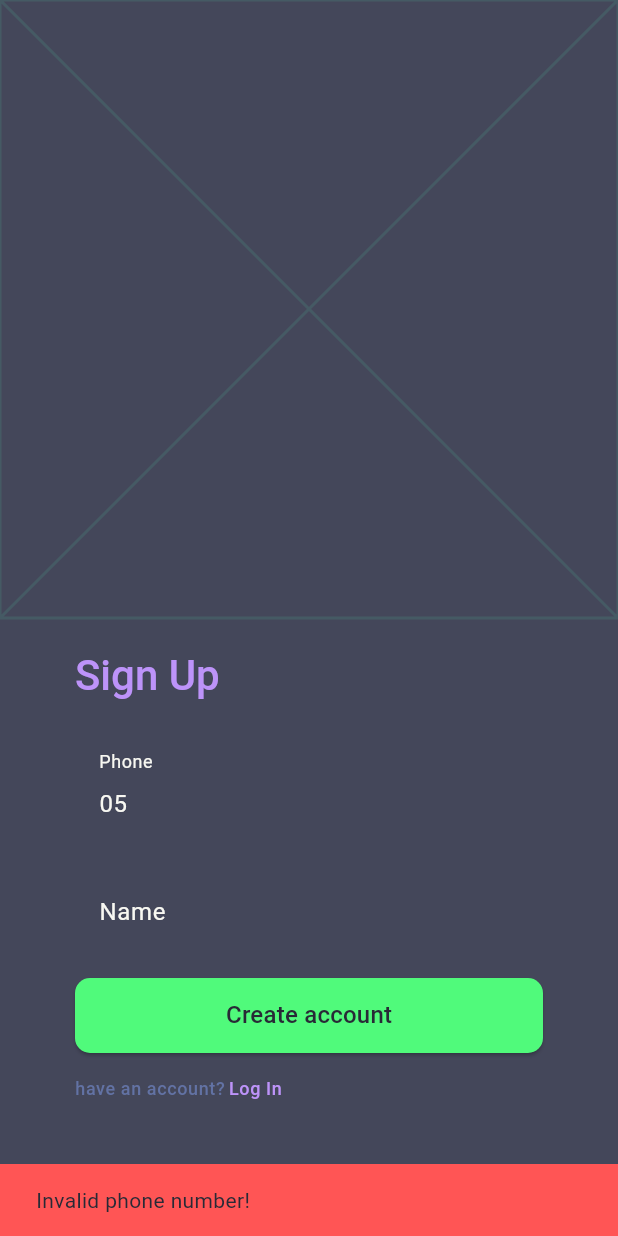
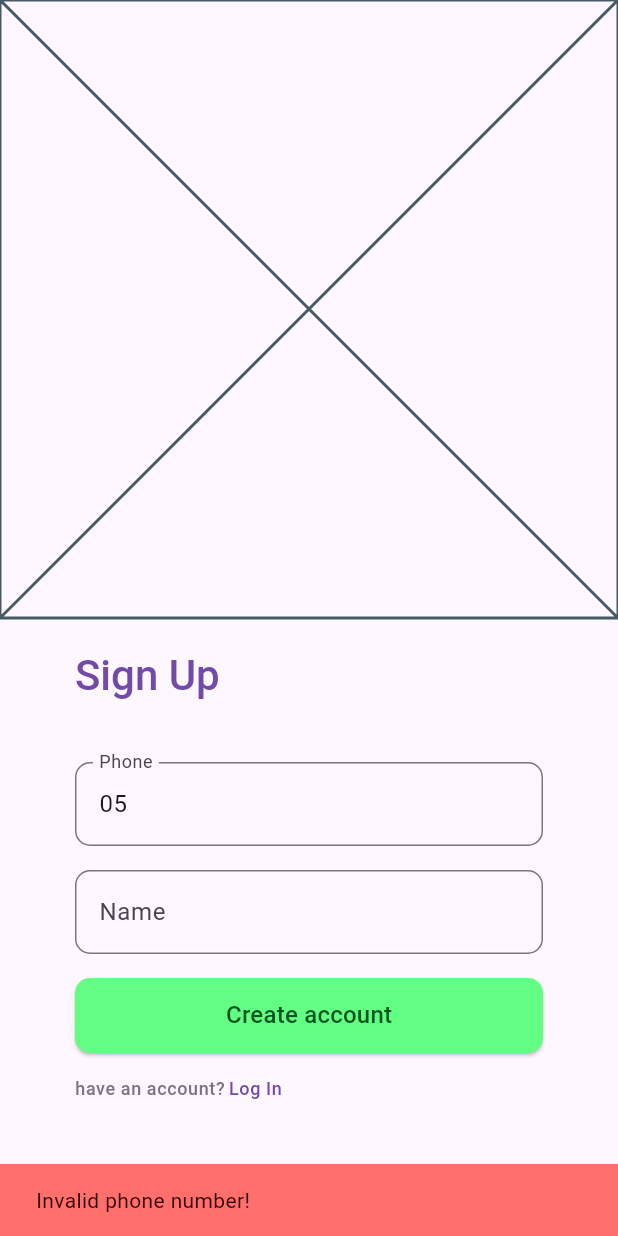
Before and after one commit to SimBoi/supreme-octo-eureka, a Flutter app: the screen it shows after launch, after a tap on "Create account", on a phone screen of 412 x 824 dp. Run offline on Flutter 3.47's test engine with Material 3 defaults, Android fonts, the phone set to English and light mode, and no system bars; our stand-ins replace gap, shared_preferences; missing offline and left inert: flutter_timer_countdown, omni_datetime_picker; accounts and stored records are empty.

Commit message:
color scheme + home page theming

```diff
--- a/lib/app_state.dart
+++ b/lib/app_state.dart
@@ -132,10 +132,10 @@ class AppState extends ChangeNotifier {
         content: Text(
           errorMsg,
           style: TextStyle(
-            color: themeData.colorScheme.onError,
+            color: themeData.colorScheme.onErrorContainer,
           ),
         ),
-        backgroundColor: themeData.colorScheme.error,
+        backgroundColor: themeData.colorScheme.errorContainer,
       ),
     );
   }
--- a/lib/authentication/login.dart
+++ b/lib/authentication/login.dart
@@ -72,8 +72,8 @@ class LoginPage extends StatelessWidget {
                   child: ElevatedButton(
                     onPressed: () => _onLoginButtonPressed(context, appState),
                     style: ElevatedButton.styleFrom(
-                      backgroundColor: theme.colorScheme.secondary,
-                      foregroundColor: theme.colorScheme.onSecondary,
+                      backgroundColor: theme.colorScheme.secondaryContainer,
+                      foregroundColor: theme.colorScheme.onSecondaryContainer,
                       shape: const RoundedRectangleBorder(
                         borderRadius: BorderRadius.all(Radius.circular(10)),
                       ),
@@ -81,7 +81,7 @@ class LoginPage extends StatelessWidget {
                     child: Text(
                       'Login',
                       style: theme.textTheme.titleMedium?.copyWith(
-                        color: theme.colorScheme.onSecondary,
+                        color: theme.colorScheme.onSecondaryContainer,
                         fontWeight: FontWeight.w500,
                       ),
                     ),
@@ -93,7 +93,7 @@ class LoginPage extends StatelessWidget {
                     Text(
                       'Don’t have an account?',
                       style: theme.textTheme.bodySmall?.copyWith(
-                        color: theme.colorScheme.outlineVariant,
+                        color: theme.colorScheme.outline,
                         fontWeight: FontWeight.w500,
                       ),
                     ),
--- a/lib/authentication/sign_up.dart
+++ b/lib/authentication/sign_up.dart
@@ -104,8 +104,8 @@ class SingUpPage extends StatelessWidget {
                       }
                     },
                     style: ElevatedButton.styleFrom(
-                      backgroundColor: theme.colorScheme.secondary,
-                      foregroundColor: theme.colorScheme.onSecondary,
+                      backgroundColor: theme.colorScheme.secondaryContainer,
+                      foregroundColor: theme.colorScheme.onSecondaryContainer,
                       shape: const RoundedRectangleBorder(
                         borderRadius: BorderRadius.all(Radius.circular(10)),
                       ),
@@ -113,7 +113,7 @@ class SingUpPage extends StatelessWidget {
                     child: Text(
                       'Create account',
                       style: theme.textTheme.titleMedium?.copyWith(
-                        color: theme.colorScheme.onSecondary,
+                        color: theme.colorScheme.onSecondaryContainer,
                         fontWeight: FontWeight.w500,
                       ),
                     ),
@@ -125,7 +125,7 @@ class SingUpPage extends StatelessWidget {
                     Text(
                       'have an account?',
                       style: theme.textTheme.bodySmall?.copyWith(
-                        color: theme.colorScheme.outlineVariant,
+                        color: theme.colorScheme.outline,
                         fontWeight: FontWeight.w500,
                       ),
                     ),
--- a/lib/main.dart
+++ b/lib/main.dart
@@ -5,6 +5,7 @@ import 'package:supreme_octo_eureka/authentication/verify.dart';
 import 'package:supreme_octo_eureka/Customers/customers_root.dart';
 import 'package:flutter/material.dart';
 import 'package:provider/provider.dart';
+import 'package:supreme_octo_eureka/theme.dart';
 
 void main() {
   runApp(const MyApp());
@@ -18,40 +19,11 @@ class MyApp extends StatelessWidget {
     AppState appState = AppState();
     appState.navigatorKey = GlobalKey<NavigatorState>();
     appState.scaffoldMessengerKey = GlobalKey<ScaffoldMessengerState>();
-    // Dracula color scheme
-    appState.themeData = ThemeData.from(
-      colorScheme: const ColorScheme.dark(
-        primary: Color(0xFFBD93F9),
-        onPrimary: Color(0xFF282A36),
-        primaryContainer: Color(0xFF44475A),
-        onPrimaryContainer: Color(0xFFF8F8F2),
-        secondary: Color(0xFF50FA7B),
-        onSecondary: Color(0xFF282A36),
-        secondaryContainer: Color(0xFF282A36),
-        onSecondaryContainer: Color(0xFFF8F8F2),
-        tertiary: Color(0xFFFF79C6),
-        onTertiary: Color(0xFF282A36),
-        tertiaryContainer: Color(0xFF44475A),
-        onTertiaryContainer: Color(0xFFF8F8F2),
-        error: Color(0xFFFF5555),
-        onError: Color(0xFF282A36),
-        errorContainer: Color(0xFF44475A),
-        onErrorContainer: Color(0xFFF8F8F2),
-        surface: Color(0xFF44475A),
-        onSurface: Color(0xFFF8F8F2),
-        surfaceContainerHighest: Color(0xFF6272A4),
-        onSurfaceVariant: Color(0xFFF8F8F2),
-        outline: Color(0xFF44475A),
-        outlineVariant: Color(0xFF6272A4),
-        shadow: Color(0xFF000000),
-        scrim: Color(0x99000000),
-        inverseSurface: Color(0xFF000000),
-        onInverseSurface: Color(0xFFF8F8F2),
-        inversePrimary: Color(0xFFBD93F9),
-        surfaceTint: Color(0xFF6272A4),
-      ),
-      useMaterial3: true,
-    );
+
+    final brightness = View.of(context).platformDispatcher.platformBrightness;
+    TextTheme textTheme = Theme.of(context).textTheme;
+    MaterialTheme theme = MaterialTheme(textTheme);
+    appState.themeData = brightness == Brightness.light ? theme.light() : theme.dark();
 
     return ChangeNotifierProvider(
       create: (context) => appState,
--- /dev/null
+++ b/lib/theme.dart
@@ -0,0 +1,172 @@
+import "package:flutter/material.dart";
+
+// http://material-foundation.github.io?primary=%23BD93F9&secondary=%2350FA7B&tertiary=%23FF79C6&error=%23FF5555&colorMatch=true
+class MaterialTheme {
+  final TextTheme textTheme;
+
+  const MaterialTheme(this.textTheme);
+
+  static ColorScheme lightScheme() {
+    return const ColorScheme(
+      brightness: Brightness.light,
+      primary: Color(4285614762),
+      surfaceTint: Color(4285614762),
+      onPrimary: Color(4294967295),
+      primaryContainer: Color(4291272703),
+      onPrimaryContainer: Color(4281729389),
+      secondary: Color(4278218283),
+      onSecondary: Color(4294967295),
+      secondaryContainer: Color(4284678020),
+      onSecondaryContainer: Color(4278211615),
+      tertiary: Color(4288949881),
+      onTertiary: Color(4294967295),
+      tertiaryContainer: Color(4294937803),
+      onTertiaryContainer: Color(4283433015),
+      error: Color(4290191145),
+      onError: Color(4294967295),
+      errorContainer: Color(4294930283),
+      onErrorContainer: Color(4280877058),
+      surface: Color(4294899711),
+      onSurface: Color(4280097313),
+      onSurfaceVariant: Color(4283057233),
+      outline: Color(4286346370),
+      outlineVariant: Color(4291609555),
+      shadow: Color(4278190080),
+      scrim: Color(4278190080),
+      inverseSurface: Color(4281544502),
+      inversePrimary: Color(4292328191),
+      primaryFixed: Color(4293778687),
+      onPrimaryFixed: Color(4280877141),
+      primaryFixedDim: Color(4292328191),
+      onPrimaryFixedVariant: Color(4284035216),
+      secondaryFixed: Color(4285136776),
+      onSecondaryFixed: Color(4278198536),
+      secondaryFixedDim: Color(4281459560),
+      onSecondaryFixedVariant: Color(4278211358),
+      tertiaryFixed: Color(4294957289),
+      onTertiaryFixed: Color(4282122281),
+      tertiaryFixedDim: Color(4294946775),
+      onTertiaryFixedVariant: Color(4286975840),
+      surfaceDim: Color(4292860129),
+      surfaceBright: Color(4294899711),
+      surfaceContainerLowest: Color(4294967295),
+      surfaceContainerLow: Color(4294570490),
+      surfaceContainer: Color(4294175733),
+      surfaceContainerHigh: Color(4293781231),
+      surfaceContainerHighest: Color(4293452009),
+    );
+  }
+
+  ThemeData light() {
+    return theme(lightScheme());
+  }
+
+  static ColorScheme darkScheme() {
+    return const ColorScheme(
+      brightness: Brightness.dark,
+      primary: Color(4292591615),
+      surfaceTint: Color(4292328191),
+      onPrimary: Color(4280418377),
+      primaryContainer: Color(4290153714),
+      onPrimaryContainer: Color(4278190080),
+      secondary: Color(4294967295),
+      onSecondary: Color(4278204690),
+      secondaryContainer: Color(4282839668),
+      onSecondaryContainer: Color(4278199818),
+      tertiary: Color(4294948314),
+      onTertiary: Color(4281532450),
+      tertiaryContainer: Color(4294472640),
+      onTertiaryContainer: Color(4278190080),
+      error: Color(4294949301),
+      onError: Color(4281794563),
+      errorContainer: Color(4294857812),
+      onErrorContainer: Color(4278190080),
+      surface: Color(4279570968),
+      onSurface: Color(4294965757),
+      onSurfaceVariant: Color(4291938263),
+      outline: Color(4289241262),
+      outlineVariant: Color(4287135886),
+      shadow: Color(4278190080),
+      scrim: Color(4278190080),
+      inverseSurface: Color(4293452009),
+      inversePrimary: Color(4284101009),
+      primaryFixed: Color(4293778687),
+      onPrimaryFixed: Color(4279959612),
+      primaryFixedDim: Color(4292328191),
+      onPrimaryFixedVariant: Color(4282850430),
+      secondaryFixed: Color(4285136776),
+      onSecondaryFixed: Color(4278195460),
+      secondaryFixedDim: Color(4281459560),
+      onSecondaryFixedVariant: Color(4278206485),
+      tertiaryFixed: Color(4294957289),
+      onTertiaryFixed: Color(4280942619),
+      tertiaryFixedDim: Color(4294946775),
+      onTertiaryFixedVariant: Color(4285268044),
+      surfaceDim: Color(4279570968),
+      surfaceBright: Color(4282071103),
+      surfaceContainerLowest: Color(4279242003),
+      surfaceContainerLow: Color(4280097313),
+      surfaceContainer: Color(4280360485),
+      surfaceContainerHigh: Color(4281084207),
+      surfaceContainerHighest: Color(4281807674),
+    );
+  }
+
+  ThemeData dark() {
+    return theme(darkScheme());
+  }
+
+  ThemeData theme(ColorScheme colorScheme) => ThemeData(
+        useMaterial3: true,
+        brightness: colorScheme.brightness,
+        colorScheme: colorScheme,
+        textTheme: textTheme.apply(
+          bodyColor: colorScheme.onSurface,
+          displayColor: colorScheme.onSurface,
+        ),
+        scaffoldBackgroundColor: colorScheme.surface,
+        canvasColor: colorScheme.surface,
+        cardTheme: CardTheme(
+          shape: RoundedRectangleBorder(
+            borderRadius: BorderRadius.circular(24.0),
+          ),
+        ),
+      );
+
+  List<ExtendedColor> get extendedColors => [];
+}
+
+class ExtendedColor {
+  final Color seed, value;
+  final ColorFamily light;
+  final ColorFamily lightHighContrast;
+  final ColorFamily lightMediumContrast;
+  final ColorFamily dark;
+  final ColorFamily darkHighContrast;
+  final ColorFamily darkMediumContrast;
+
+  const ExtendedColor({
+    required this.seed,
+    required this.value,
+    required this.light,
+    required this.lightHighContrast,
+    required this.lightMediumContrast,
+    required this.dark,
+    required this.darkHighContrast,
+    required this.darkMediumContrast,
+  });
+}
+
+class ColorFamily {
+  const ColorFamily({
+    required this.color,
+    required this.onColor,
+    required this.colorContainer,
+    required this.onColorContainer,
+  });
+
+  final Color color;
+  final Color onColor;
+  final Color colorContainer;
+  final Color onColorContainer;
+}
```
Also changed, not shown: lib/Customers/customers_order_lesson_page.dart (+14 -3 lines), lib/Customers/customers_root.dart (+40 -29 lines), lib/Teachers/teachers_root.dart (+41 -25 lines), lib/Widgets/lesson_card.dart (+7 -6 lines), lib/authentication/verify.dart (+4 -4 lines).
